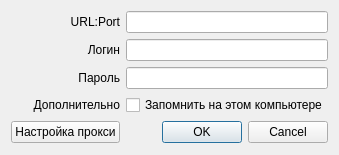
Old version of the form EPAccessManager/logindialog.ui in the repository termy1989/EPAccess.
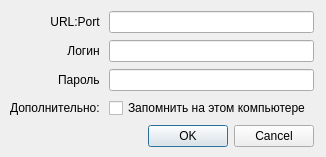
New version of the form.

```diff
--- a/EPAccessManager/logindialog.ui
+++ b/EPAccessManager/logindialog.ui
@@ -6,90 +6,96 @@
    <rect>
     <x>0</x>
     <y>0</y>
-    <width>336</width>
-    <height>155</height>
+    <width>326</width>
+    <height>157</height>
    </rect>
   </property>
   <property name="windowTitle">
    <string>Авторизация</string>
   </property>
+  <widget class="QWidget" name="layoutWidget">
+   <property name="geometry">
+    <rect>
+     <x>10</x>
+     <y>10</y>
+     <width>304</width>
+     <height>138</height>
+    </rect>
+   </property>
   <layout class="QGridLayout" name="gridLayout">
-   <item row="5" column="1">
-    <widget class="QDialogButtonBox" name="buttonBox">
-     <property name="standardButtons">
-      <set>QDialogButtonBox::StandardButton::Cancel|QDialogButtonBox::StandardButton::Ok</set>
+    <item row="2" column="0">
+     <widget class="QLabel" name="label_password">
+      <property name="text">
+       <string>Пароль </string>
+      </property>
+      <property name="alignment">
+       <set>Qt::AlignmentFlag::AlignRight|Qt::AlignmentFlag::AlignTrailing|Qt::AlignmentFlag::AlignVCenter</set>
      </property>
     </widget>
    </item>
-   <item row="1" column="1">
-    <widget class="QLineEdit" name="lineEdit_url"/>
+    <item row="1" column="0">
+     <widget class="QLabel" name="label_login">
+      <property name="text">
+       <string>Логин </string>
+      </property>
+      <property name="alignment">
+       <set>Qt::AlignmentFlag::AlignRight|Qt::AlignmentFlag::AlignTrailing|Qt::AlignmentFlag::AlignVCenter</set>
+      </property>
+     </widget>
    </item>
    <item row="2" column="1">
-    <widget class="QLineEdit" name="lineEdit_login"/>
-   </item>
-   <item row="5" column="0">
-    <widget class="QPushButton" name="proxyButton">
-     <property name="text">
-      <string>Настройка прокси</string>
-     </property>
-    </widget>
-   </item>
-   <item row="3" column="1">
     <widget class="QLineEdit" name="lineEdit_password">
      <property name="echoMode">
       <enum>QLineEdit::EchoMode::Password</enum>
      </property>
     </widget>
    </item>
-   <item row="4" column="1">
+    <item row="1" column="1">
+     <widget class="QLineEdit" name="lineEdit_login"/>
+    </item>
+    <item row="0" column="1">
+     <widget class="QLineEdit" name="lineEdit_url"/>
+    </item>
+    <item row="0" column="0">
+     <widget class="QLabel" name="label_url">
+      <property name="layoutDirection">
+       <enum>Qt::LayoutDirection::LeftToRight</enum>
+      </property>
+      <property name="text">
+       <string>URL:Port </string>
+      </property>
+      <property name="alignment">
+       <set>Qt::AlignmentFlag::AlignRight|Qt::AlignmentFlag::AlignTrailing|Qt::AlignmentFlag::AlignVCenter</set>
+      </property>
+     </widget>
+    </item>
+    <item row="3" column="1">
     <widget class="QCheckBox" name="checkBox_save">
      <property name="text">
       <string>Запомнить на этом компьютере</string>
      </property>
     </widget>
    </item>
-   <item row="1" column="0">
-    <widget class="QLabel" name="label_url">
-     <property name="text">
-      <string>URL:Port</string>
-     </property>
-     <property name="alignment">
-      <set>Qt::AlignmentFlag::AlignRight|Qt::AlignmentFlag::AlignTrailing|Qt::AlignmentFlag::AlignVCenter</set>
-     </property>
-    </widget>
-   </item>
-   <item row="2" column="0">
-    <widget class="QLabel" name="label_login">
-     <property name="text">
-      <string>Логин</string>
-     </property>
-     <property name="alignment">
-      <set>Qt::AlignmentFlag::AlignRight|Qt::AlignmentFlag::AlignTrailing|Qt::AlignmentFlag::AlignVCenter</set>
+    <item row="4" column="1">
+     <widget class="QDialogButtonBox" name="buttonBox">
+      <property name="orientation">
+       <enum>Qt::Orientation::Horizontal</enum>
+      </property>
+      <property name="standardButtons">
+       <set>QDialogButtonBox::StandardButton::Cancel|QDialogButtonBox::StandardButton::Ok</set>
      </property>
     </widget>
    </item>
    <item row="3" column="0">
-    <widget class="QLabel" name="label_password">
-     <property name="text">
-      <string>Пароль</string>
-     </property>
-     <property name="alignment">
-      <set>Qt::AlignmentFlag::AlignRight|Qt::AlignmentFlag::AlignTrailing|Qt::AlignmentFlag::AlignVCenter</set>
-     </property>
-    </widget>
-   </item>
-   <item row="4" column="0">
     <widget class="QLabel" name="label_advanced">
      <property name="text">
-      <string>Дополнительно</string>
-     </property>
-     <property name="alignment">
-      <set>Qt::AlignmentFlag::AlignRight|Qt::AlignmentFlag::AlignTrailing|Qt::AlignmentFlag::AlignVCenter</set>
+       <string>Дополнительно: </string>
      </property>
     </widget>
    </item>
   </layout>
  </widget>
+ </widget>
  <resources/>
  <connections>
   <connection>
```
Left out of the diff: 16 changed lines with no effect on the pictures. Lines whose indentation alone changed are shown as unchanged.
